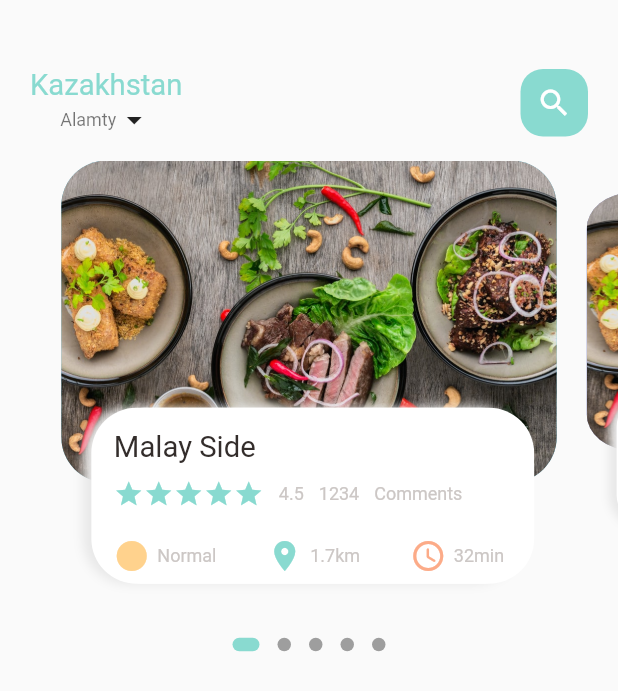
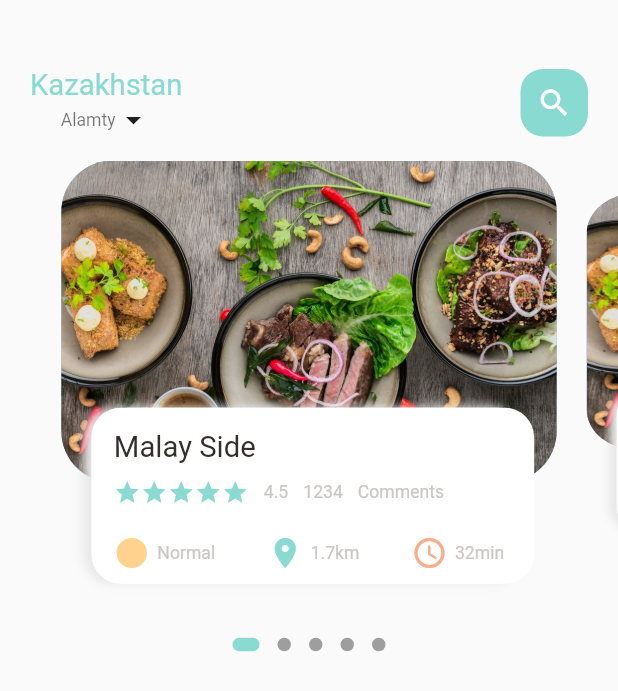
Before and after one commit to Katanabiz/Aziq-Tulik-Jetkizw, a Flutter app: the screen it shows after launch, on a phone screen of 412 x 824 dp. Shown: the top 691 px of the screen. Run offline on Flutter 3.47's test engine with Material 2 defaults, Android fonts, the light colour scheme and no system bars; drawn by our look-alikes of dots_indicator; our stand-ins replace get.

Commit message:
added screen sizes

```diff
--- a/lib/app/uy/food_body_view.dart
+++ b/lib/app/uy/food_body_view.dart
@@ -94,7 +94,7 @@ class _FoodBodyViewState extends State<FoodBodyView> {
             height: Dimensions.pageViewContainer,
             margin: const EdgeInsets.only(left: 10, right: 10),
             decoration: BoxDecoration(
-              borderRadius: BorderRadius.circular(30),
+              borderRadius: BorderRadius.circular(Dimensions.radius30),
               color: index.isEven
                   ? const Color(0xff69c5df)
                   : const Color(0xff9294cc),
@@ -109,7 +109,7 @@ class _FoodBodyViewState extends State<FoodBodyView> {
               height: Dimensions.pageViewTextContainer,
               margin: const EdgeInsets.only(left: 30, right: 30, bottom: 30),
               decoration: BoxDecoration(
-                  borderRadius: BorderRadius.circular(30),
+                  borderRadius: BorderRadius.circular(Dimensions.radius20),
                   color: Colors.white,
                   boxShadow: const [
                     BoxShadow(
@@ -136,7 +136,7 @@ class _FoodBodyViewState extends State<FoodBodyView> {
                                   // arrow means retun function
                                   (index) {
                             return const Icon(Icons.star,
-                                size: 20, color: AppTusteri.negizigTus);
+                                size: 18, color: AppTusteri.negizigTus);
                           })),
                           const SizedBox(width: 10),
                           const SmalTextWidget(text: '4.5'),
--- a/lib/app/vidjetter/smal_text_widget.dart
+++ b/lib/app/vidjetter/smal_text_widget.dart
@@ -1,4 +1,6 @@
 import 'package:flutter/material.dart';
+
+import '../../common/quraldar/app_dimensions.dart';
 
 class SmalTextWidget extends StatelessWidget {
   final Color? color;
@@ -8,26 +10,24 @@ class SmalTextWidget extends StatelessWidget {
   final double height;
   const SmalTextWidget(
       {Key? key,
-       this.color = const Color(0xFFccc7c5),
+      this.color = const Color(0xFFccc7c5),
       required this.text,
-       this.size = 12,
-       this.height =1.2,
-       this.overFlow = TextOverflow.ellipsis})
+      this.size = 0,
+      this.height = 1.2,
+      this.overFlow = TextOverflow.ellipsis})
       : super(key: key);
 
   @override
   Widget build(BuildContext context) {
-    return Text(
-      text,
-      overflow: overFlow,
-      style:TextStyle(
-        fontFamily:'Roboto',
-        fontSize:size,
-        color:color,
-        height:height,
-        fontWeight:FontWeight.w400,
-      )
-    );
+    return Text(text,
+        overflow: overFlow,
+        style: TextStyle(
+          fontFamily: 'Roboto',
+          fontSize: size == 0 ? Dimensions.font12 : size,
+          color: color,
+          height: height,
+          fontWeight: FontWeight.w400,
+        ));
   }
 }
 
--- a/lib/common/quraldar/app_dimensions.dart
+++ b/lib/common/quraldar/app_dimensions.dart
@@ -1,15 +1,20 @@
 import 'package:get/get.dart';
-class Dimensions{
-static double screenHeight = Get.context!.height;
-static double screenWidth = Get.context!.width;
 
-static double pageView = screenHeight/2.64;
-static double pageViewContainer = screenHeight/3.84;
-static double pageViewTextContainer = screenHeight/7.03;
-static double height10 = screenHeight/84.4;
-static double height15= screenHeight/56.27;
-static double height20 = screenHeight/42.2;
+class Dimensions {
+  static double screenHeight = Get.context!.height; // 842
+  static double screenWidth = Get.context!.width; // 360
 
+  static double iconSize20 = screenWidth/18;
 
-static double font20 = screenHeight/42.2;
+  static double pageView = screenHeight / 2.64;
+  static double pageViewContainer = screenHeight / 3.84;
+  static double pageViewTextContainer = screenHeight / 7.03;
+  static double height10 = screenHeight / 84.4;
+  static double height15 = screenHeight / 56.27;
+  static double height20 = screenHeight / 42.2;
+
+  static double font12 = screenHeight / 70.2;
+  static double font20 = screenHeight / 42.2;
+  static double radius20 = screenHeight / 42.2;
+  static double radius30 = screenHeight / 24.13;
 }
```
